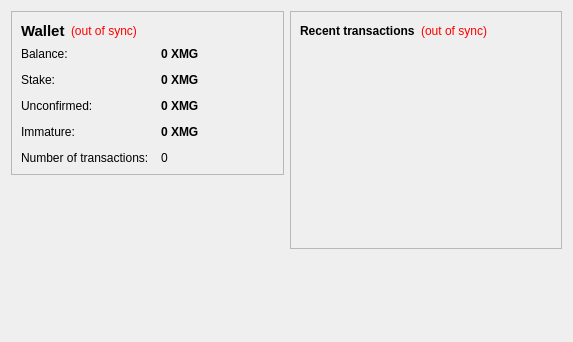
magi-retro/2015-06-22_18-53_x11coin, file src/qt/forms/overviewpage.ui: the form before one commit.
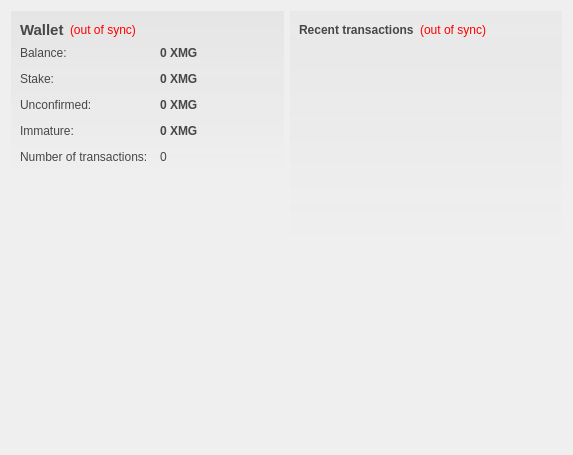
The form after the commit. Icons and pictures are not drawn.

```diff
--- a/src/qt/forms/overviewpage.ui
+++ b/src/qt/forms/overviewpage.ui
@@ -7,22 +7,22 @@
     <x>0</x>
     <y>0</y>
     <width>573</width>
-    <height>342</height>
+    <height>455</height>
    </rect>
   </property>
   <property name="windowTitle">
    <string>Form</string>
   </property>
+  <property name="styleSheet">
+   <string notr="true">#OverviewPage { color: #464747; }</string>
+  </property>
   <layout class="QHBoxLayout" name="horizontalLayout" stretch="1,1">
    <item>
     <layout class="QVBoxLayout" name="verticalLayout_2">
      <item>
       <widget class="QFrame" name="frame">
-       <property name="frameShape">
-        <enum>QFrame::StyledPanel</enum>
-       </property>
-       <property name="frameShadow">
-        <enum>QFrame::Raised</enum>
+       <property name="styleSheet">
+        <string notr="true">#frame { background-color: qlineargradient(spread:pad, x1:0, y1:0, x2:0, y2:1, stop:0 rgba(70,71,71,15), stop:1.0 rgba(70,71,71,0)); }</string>
        </property>
        <layout class="QVBoxLayout" name="verticalLayout_4">
         <item>
@@ -36,6 +36,9 @@
               <bold>true</bold>
              </font>
             </property>
+            <property name="styleSheet">
+             <string notr="true">color: #464747;</string>
+            </property>
             <property name="text">
              <string>Wallet</string>
             </property>
@@ -85,6 +88,9 @@
           </property>
           <item row="0" column="0">
            <widget class="QLabel" name="label">
+            <property name="styleSheet">
+             <string notr="true">color: #464747;</string>
+            </property>
             <property name="text">
              <string>Balance:</string>
             </property>
@@ -104,6 +110,9 @@
             <property name="toolTip">
              <string>Your current balance</string>
             </property>
+            <property name="styleSheet">
+             <string notr="true">color: #464747;</string>
+            </property>
             <property name="text">
              <string notr="true">0 XMG</string>
             </property>
@@ -114,6 +123,9 @@
           </item>
           <item row="1" column="0">
            <widget class="QLabel" name="label_6">
+            <property name="styleSheet">
+             <string notr="true">color: #464747;</string>
+            </property>
             <property name="text">
              <string>Stake:</string>
             </property>
@@ -133,6 +145,9 @@
             <property name="toolTip">
              <string>Total of coins that was staked, and do not yet count toward the current balance</string>
             </property>
+            <property name="styleSheet">
+             <string notr="true">color: #464747;</string>
+            </property>
             <property name="text">
              <string notr="true">0 XMG</string>
             </property>
@@ -143,6 +158,9 @@
           </item>
           <item row="2" column="0">
            <widget class="QLabel" name="label_3">
+            <property name="styleSheet">
+             <string notr="true">color: #464747;</string>
+            </property>
             <property name="text">
              <string>Unconfirmed:</string>
             </property>
@@ -162,6 +180,9 @@
             <property name="toolTip">
              <string>Total of transactions that have yet to be confirmed, and do not yet count toward the current balance</string>
             </property>
+            <property name="styleSheet">
+             <string notr="true">color: #464747;</string>
+            </property>
             <property name="text">
              <string notr="true">0 XMG</string>
             </property>
@@ -172,6 +193,9 @@
           </item>
           <item row="3" column="0">
            <widget class="QLabel" name="labelImmatureText">
+            <property name="styleSheet">
+             <string notr="true">color: #464747;</string>
+            </property>
             <property name="text">
              <string>Immature:</string>
             </property>
@@ -188,6 +212,9 @@
             <property name="toolTip">
              <string>Mined balance that has not yet matured</string>
             </property>
+            <property name="styleSheet">
+             <string notr="true">color: #464747;</string>
+            </property>
             <property name="text">
              <string notr="true">0 XMG</string>
             </property>
@@ -198,6 +225,9 @@
           </item>
           <item row="4" column="0">
            <widget class="QLabel" name="label_2">
+            <property name="styleSheet">
+             <string notr="true">color: #464747;</string>
+            </property>
             <property name="text">
              <string>Number of transactions:</string>
             </property>
@@ -208,6 +238,9 @@
             <property name="toolTip">
              <string>Total number of transactions in wallet</string>
             </property>
+            <property name="styleSheet">
+             <string notr="true">color: #464747;</string>
+            </property>
             <property name="text">
              <string notr="true">0</string>
             </property>
@@ -256,17 +289,17 @@
     <layout class="QVBoxLayout" name="verticalLayout_3">
      <item>
       <widget class="QFrame" name="frame_2">
-       <property name="frameShape">
-        <enum>QFrame::StyledPanel</enum>
-       </property>
-       <property name="frameShadow">
-        <enum>QFrame::Raised</enum>
+       <property name="styleSheet">
+        <string notr="true">#frame_2 { background-color: qlineargradient(spread:pad, x1:0, y1:0, x2:0, y2:1, stop:0 rgba(70,71,71,10), stop:1.0 rgba(70,71,71,0)); }</string>
        </property>
        <layout class="QVBoxLayout" name="verticalLayout">
         <item>
          <layout class="QHBoxLayout" name="horizontalLayout_2">
           <item>
            <widget class="QLabel" name="label_4">
+            <property name="styleSheet">
+             <string notr="true">color: #464747;</string>
+            </property>
             <property name="text">
              <string>&lt;b&gt;Recent transactions&lt;/b&gt;</string>
             </property>
```
